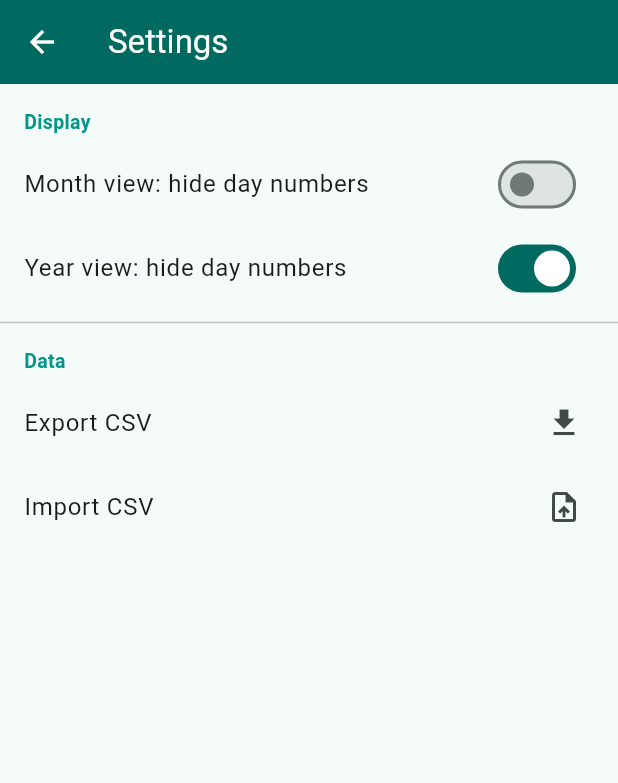
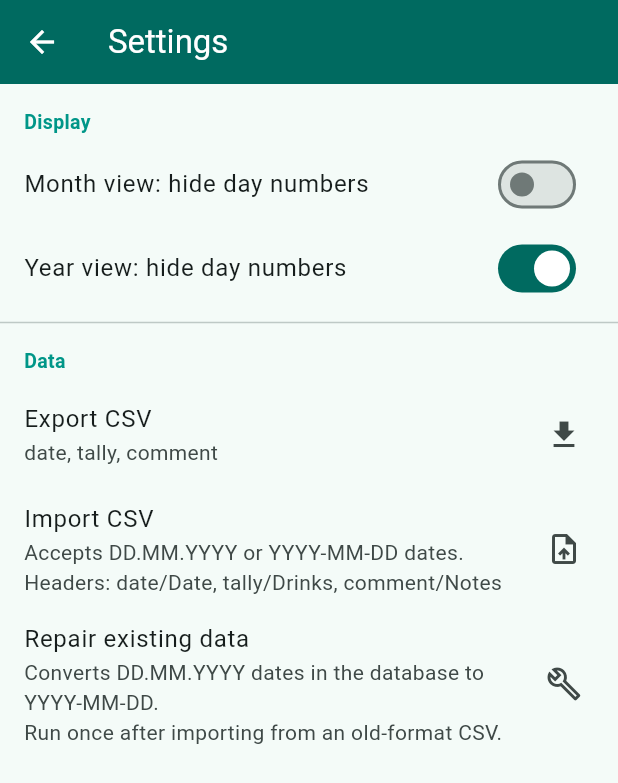
Before and after one commit to Clark-Bott/tally-calendar, a Flutter app: the SettingsScreen screen opened directly, after a tap on "Import CSV", on a phone screen of 412 x 824 dp. Shown: the top 783 px of the screen. Run offline on Flutter 3.47's test engine with Material 3 defaults, Android fonts, the phone set to English and light mode, and no system bars; our stand-ins replace csv, file_picker, share_plus, shared_preferences, sqflite; accounts and stored records are empty.

Commit message:
fix: CSV import — DD.MM.YYYY dates, flexible headers, repair tool
- Parse both DD.MM.YYYY and YYYY-MM-DD, normalise to YYYY-MM-DD before storing
- Detect header row case-insensitively: Date/date, Drinks/tally, Notes/comment
- Map columns by header name so column order doesn't matter
- Skip zero-tally + empty-comment rows (nothing to store)
- Add 'Repair existing data' action: walks DB and fixes any DD.MM.YYYY rows
  already stored from a previous failed import

```diff
--- a/lib/settings_screen.dart
+++ b/lib/settings_screen.dart
@@ -7,6 +7,53 @@ import 'package:path_provider/path_provider.dart';
 import 'package:share_plus/share_plus.dart';
 import 'database_helper.dart';
 import 'models.dart';
+
+// ---------------------------------------------------------------------------
+// Date helpers
+// ---------------------------------------------------------------------------
+
+/// Attempts to parse a date string in either YYYY-MM-DD or DD.MM.YYYY format.
+/// Returns the canonical YYYY-MM-DD string, or null if parsing fails.
+String? _parseDate(String raw) {
+  raw = raw.trim();
+
+  // ISO format: YYYY-MM-DD
+  final isoRe = RegExp(r'^(\d{4})-(\d{2})-(\d{2})$');
+  final isoMatch = isoRe.firstMatch(raw);
+  if (isoMatch != null) {
+    final y = int.parse(isoMatch.group(1)!);
+    final m = int.parse(isoMatch.group(2)!);
+    final d = int.parse(isoMatch.group(3)!);
+    if (_validDate(y, m, d)) {
+      return '${y.toString().padLeft(4, '0')}-'
+          '${m.toString().padLeft(2, '0')}-'
+          '${d.toString().padLeft(2, '0')}';
+    }
+  }
+
+  // European format: DD.MM.YYYY
+  final euRe = RegExp(r'^(\d{1,2})\.(\d{1,2})\.(\d{4})$');
+  final euMatch = euRe.firstMatch(raw);
+  if (euMatch != null) {
+    final d = int.parse(euMatch.group(1)!);
+    final m = int.parse(euMatch.group(2)!);
+    final y = int.parse(euMatch.group(3)!);
+    if (_validDate(y, m, d)) {
+      return '${y.toString().padLeft(4, '0')}-'
+          '${m.toString().padLeft(2, '0')}-'
+          '${d.toString().padLeft(2, '0')}';
+    }
+  }
+
+  return null;
+}
+
+bool _validDate(int y, int m, int d) =>
+    y >= 2000 && y <= 2100 && m >= 1 && m <= 12 && d >= 1 && d <= 31;
+
+// ---------------------------------------------------------------------------
+// SettingsScreen
+// ---------------------------------------------------------------------------
 
 class SettingsScreen extends StatefulWidget {
   const SettingsScreen({super.key});
@@ -45,6 +92,10 @@ class _SettingsScreenState extends State<SettingsScreen> {
     setState(() => _hideYearDayNumber = val);
   }
 
+  // -------------------------------------------------------------------------
+  // Export
+  // -------------------------------------------------------------------------
+
   Future<void> _exportCSV() async {
     final entries = await DatabaseHelper.instance.getAllEntries();
     final rows = <List<dynamic>>[
@@ -57,6 +108,10 @@ class _SettingsScreenState extends State<SettingsScreen> {
     await file.writeAsString(csv);
     await Share.shareXFiles([XFile(file.path)], text: 'Tally Export');
   }
+
+  // -------------------------------------------------------------------------
+  // Import
+  // -------------------------------------------------------------------------
 
   Future<void> _importCSV() async {
     final result = await FilePicker.platform.pickFiles(
@@ -77,37 +132,122 @@ class _SettingsScreenState extends State<SettingsScreen> {
 
     final rows =
         const CsvToListConverter(shouldParseNumbers: false).convert(content);
+    if (rows.isEmpty) {
+      _snack('File is empty');
+      return;
+    }
+
+    // --- Detect header row and column indices ---
+    // Accepted header names (case-insensitive):
+    //   date column : "date"
+    //   tally column: "tally", "drinks", "count"
+    //   comment col : "comment", "notes", "note"
+    int dateCol = 0, tallyCol = 1, commentCol = 2;
+    int dataStart = 0;
+
+    final firstRow =
+        rows[0].map((c) => c.toString().toLowerCase().trim()).toList();
+    final dateIdx = firstRow.indexWhere((h) => h == 'date');
+    final tallyIdx = firstRow
+        .indexWhere((h) => ['tally', 'drinks', 'count'].contains(h));
+    final commentIdx = firstRow
+        .indexWhere((h) => ['comment', 'notes', 'note'].contains(h));
+
+    if (dateIdx != -1 || tallyIdx != -1) {
+      // Looks like a header row — use detected positions
+      dateCol = dateIdx != -1 ? dateIdx : 0;
+      tallyCol = tallyIdx != -1 ? tallyIdx : 1;
+      commentCol = commentIdx != -1 ? commentIdx : 2;
+      dataStart = 1;
+    }
+
+    // --- Import rows ---
     int imported = 0;
     int skipped = 0;
 
-    for (int i = 0; i < rows.length; i++) {
+    for (int i = dataStart; i < rows.length; i++) {
       final row = rows[i];
-      if (i == 0 && row.isNotEmpty && row[0].toString() == 'date') continue;
-      if (row.length < 2) {
+      if (row.length <= tallyCol) {
         skipped++;
         continue;
       }
-      final dateStr = row[0].toString().trim();
-      final tally = int.tryParse(row[1].toString().trim());
+
+      final rawDate = row[dateCol].toString();
+      final dateStr = _parseDate(rawDate);
+      if (dateStr == null) {
+        skipped++;
+        continue;
+      }
+
+      final tally = int.tryParse(row[tallyCol].toString().trim());
       if (tally == null) {
         skipped++;
         continue;
       }
-      final comment = row.length >= 3 ? row[2].toString() : '';
+
+      final comment =
+          (commentCol < row.length) ? row[commentCol].toString() : '';
+
+      if (tally == 0 && comment.trim().isEmpty) {
+        // No data to store — skip silently
+        skipped++;
+        continue;
+      }
+
       await DatabaseHelper.instance.upsertEntry(
         DayEntry(date: dateStr, tally: tally, comment: comment),
       );
       imported++;
     }
 
-    if (mounted) {
-      ScaffoldMessenger.of(context).showSnackBar(
-        SnackBar(
-          content: Text('Imported $imported rows ($skipped skipped)'),
-        ),
+    _snack('Imported $imported rows ($skipped skipped)');
+  }
+
+  // -------------------------------------------------------------------------
+  // Repair: fix any DD.MM.YYYY dates already in the database
+  // -------------------------------------------------------------------------
+
+  Future<void> _repairDates() async {
+    final entries = await DatabaseHelper.instance.getAllEntries();
+    int fixed = 0;
+    int bad = 0;
+
+    for (final entry in entries) {
+      // Already YYYY-MM-DD → nothing to do
+      if (RegExp(r'^\d{4}-\d{2}-\d{2}$').hasMatch(entry.date)) continue;
+
+      final corrected = _parseDate(entry.date);
+      if (corrected == null) {
+        bad++;
+        continue;
+      }
+
+      // Delete old malformed row, insert with corrected date
+      await DatabaseHelper.instance.deleteEntry(entry.date);
+      await DatabaseHelper.instance.upsertEntry(
+        DayEntry(date: corrected, tally: entry.tally, comment: entry.comment),
+      );
+      fixed++;
+    }
+
+    if (fixed == 0 && bad == 0) {
+      _snack('All dates look correct — nothing to repair');
+    } else {
+      _snack(
+        'Repaired $fixed date${fixed == 1 ? '' : 's'}'
+        '${bad > 0 ? ", $bad could not be parsed" : ""}',
       );
     }
   }
+
+  void _snack(String msg) {
+    if (!mounted) return;
+    ScaffoldMessenger.of(context).showSnackBar(SnackBar(content: Text(msg)));
+  }
+
+  // -------------------------------------------------------------------------
+  // Build
+  // -------------------------------------------------------------------------
 
   @override
   Widget build(BuildContext context) {
@@ -119,6 +259,7 @@ class _SettingsScreenState extends State<SettingsScreen> {
       ),
       body: ListView(
         children: [
+          // --- Display ---
           const Padding(
             padding: EdgeInsets.fromLTRB(16, 16, 16, 4),
             child: Text(
@@ -141,6 +282,8 @@ class _SettingsScreenState extends State<SettingsScreen> {
             onChanged: _setYearHide,
           ),
           const Divider(),
+
+          // --- Data ---
           const Padding(
             padding: EdgeInsets.fromLTRB(16, 8, 16, 4),
             child: Text(
@@ -154,13 +297,27 @@ class _SettingsScreenState extends State<SettingsScreen> {
           ),
           ListTile(
             title: const Text('Export CSV'),
+            subtitle: const Text('date, tally, comment'),
             trailing: const Icon(Icons.download),
             onTap: _exportCSV,
           ),
           ListTile(
             title: const Text('Import CSV'),
+            subtitle: const Text(
+              'Accepts DD.MM.YYYY or YYYY-MM-DD dates.\n'
+              'Headers: date/Date, tally/Drinks, comment/Notes',
+            ),
             trailing: const Icon(Icons.upload_file),
             onTap: _importCSV,
+          ),
+          ListTile(
+            title: const Text('Repair existing data'),
+            subtitle: const Text(
+              'Converts DD.MM.YYYY dates in the database to YYYY-MM-DD.\n'
+              'Run once after importing from an old-format CSV.',
+            ),
+            trailing: const Icon(Icons.build_outlined),
+            onTap: _repairDates,
           ),
         ],
       ),
```
